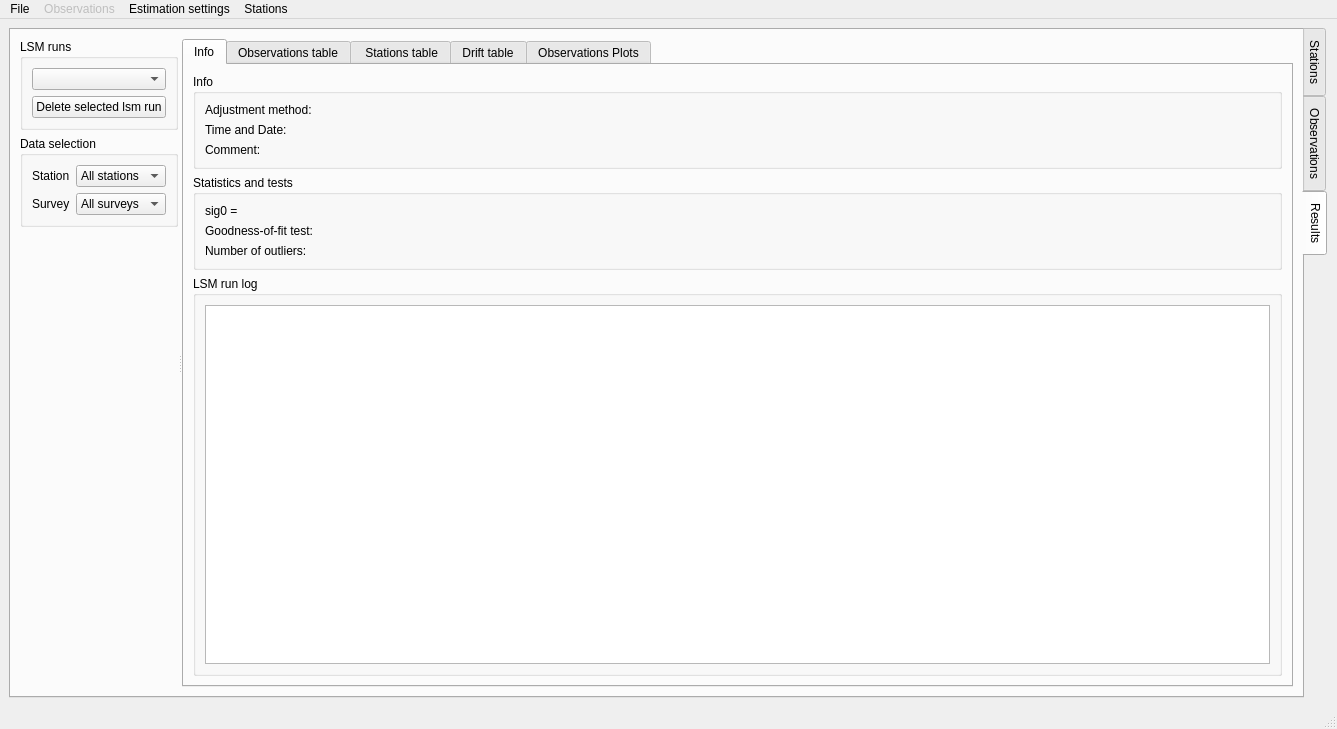
The window that gravtools/gui/MainWindow.ui (ahellers/GravTools) describes before a commit, drawn with Qt 5.
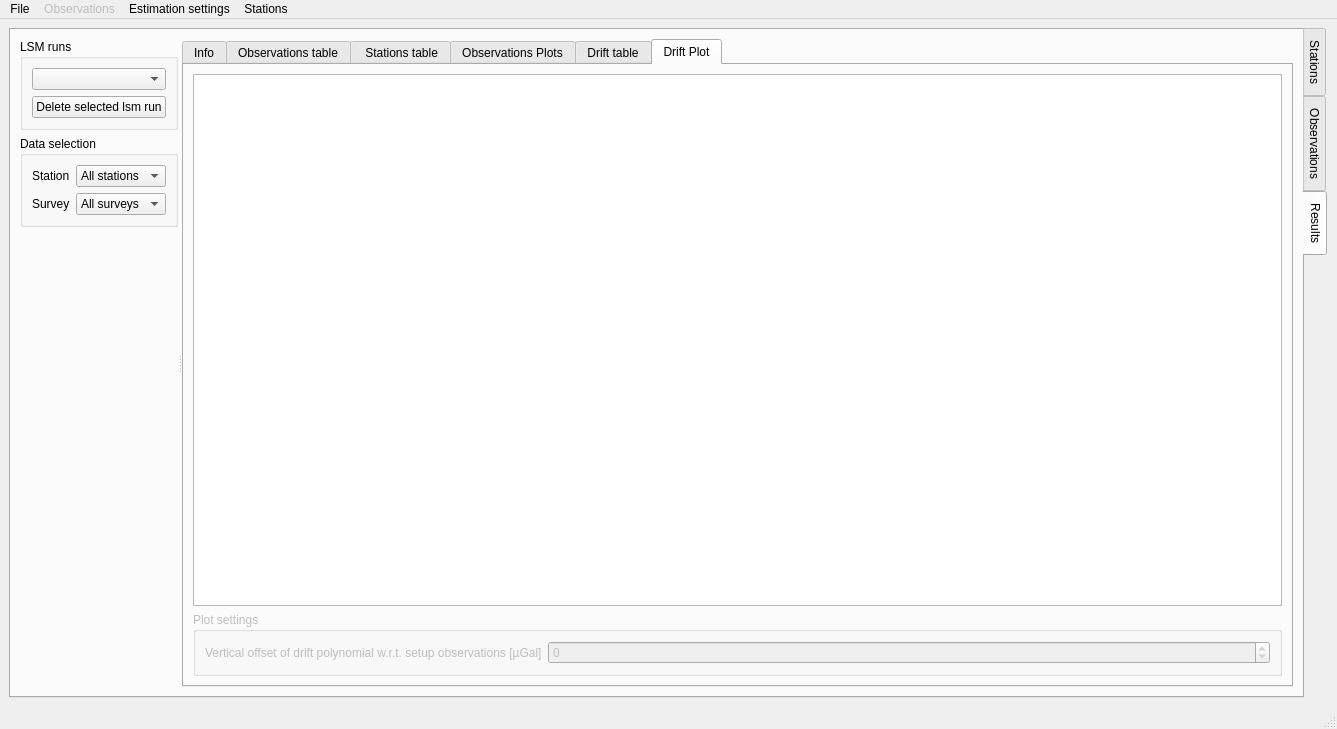
The same window after the commit. The open tabs and pages were chosen to show the change. Custom widgets are drawn as their Qt base class.

Commit message: Added drift plot tab in the main GUI. Functionality not implemented yet.

```diff
--- a/gravtools/gui/MainWindow.ui
+++ b/gravtools/gui/MainWindow.ui
@@ -14,14 +14,14 @@
    <string>GravTools</string>
   </property>
   <widget class="QWidget" name="centralwidget">
-   <layout class="QHBoxLayout" name="horizontalLayout">
+   <layout class="QVBoxLayout" name="verticalLayout_28">
     <item>
      <widget class="QTabWidget" name="tabWidget_Main">
       <property name="tabPosition">
        <enum>QTabWidget::East</enum>
       </property>
       <property name="currentIndex">
-       <number>1</number>
+       <number>2</number>
       </property>
       <property name="movable">
        <bool>true</bool>
@@ -444,7 +444,7 @@
             </sizepolicy>
            </property>
            <property name="currentIndex">
-            <number>0</number>
+            <number>5</number>
            </property>
            <widget class="QWidget" name="tab_results_info">
             <attribute name="title">
@@ -627,16 +627,6 @@
              </item>
             </layout>
            </widget>
-           <widget class="QWidget" name="tab_results_drift">
-            <attribute name="title">
-             <string>Drift table</string>
-            </attribute>
-            <layout class="QVBoxLayout" name="verticalLayout_18">
-             <item>
-              <widget class="QTableView" name="tableView_results_drift"/>
-             </item>
-            </layout>
-           </widget>
            <widget class="QWidget" name="tab_results_obs_plots">
             <attribute name="title">
              <string>Observations Plots</string>
@@ -670,6 +660,73 @@
              </item>
             </layout>
            </widget>
+           <widget class="QWidget" name="tab_results_drift">
+            <attribute name="title">
+             <string>Drift table</string>
+            </attribute>
+            <layout class="QVBoxLayout" name="verticalLayout_18">
+             <item>
+              <widget class="QTableView" name="tableView_results_drift"/>
+             </item>
+            </layout>
+           </widget>
+           <widget class="QWidget" name="tab_results_driftplot">
+            <attribute name="title">
+             <string>Drift Plot</string>
+            </attribute>
+            <layout class="QVBoxLayout" name="verticalLayout_29">
+             <item>
+              <layout class="QVBoxLayout" name="verticalLayout_27">
+               <item>
+                <widget class="GraphicsLayoutWidget" name="graphicsLayoutWidget_results_drift_plot">
+                 <property name="toolTip">
+                  <string>&lt;html&gt;&lt;head/&gt;&lt;body&gt;&lt;p&gt;This plot depicts setup observations and the the drift function (polynomial of degree n) fitted to these observations.&lt;/p&gt;&lt;/body&gt;&lt;/html&gt;</string>
+                 </property>
+                </widget>
+               </item>
+               <item>
+                <widget class="QGroupBox" name="groupBox_results_drift_plot">
+                 <property name="enabled">
+                  <bool>false</bool>
+                 </property>
+                 <property name="title">
+                  <string>Plot settings</string>
+                 </property>
+                 <layout class="QVBoxLayout" name="verticalLayout_26">
+                  <item>
+                   <layout class="QFormLayout" name="formLayout_5">
+                    <item row="0" column="0">
+                     <widget class="QLabel" name="label_results_drift_plot_v_offset">
+                      <property name="toolTip">
+                       <string>&lt;html&gt;&lt;head/&gt;&lt;body&gt;&lt;p&gt;Add vertical offset to the drift function (polynomial) w.r.t. the setup observations. This is needed to when differential observations are used for prameter estimation. In this case the constant bias of the gravimeter reading cannot be estimated and is only determined approximately.&lt;/p&gt;&lt;/body&gt;&lt;/html&gt;</string>
+                      </property>
+                      <property name="text">
+                       <string>Vertical offset of drift polynomial w.r.t. setup observations [µGal]</string>
+                      </property>
+                     </widget>
+                    </item>
+                    <item row="0" column="1">
+                     <widget class="QSpinBox" name="spinBox_results_drift_plot_v_offset">
+                      <property name="toolTip">
+                       <string>&lt;html&gt;&lt;head/&gt;&lt;body&gt;&lt;p&gt;Add vertical offset to the drift function (polynomial) w.r.t. the setup observations. This is needed to when differential observations are used for prameter estimation. In this case the constant bias of the gravimeter reading cannot be estimated and is only determined approximately.&lt;/p&gt;&lt;/body&gt;&lt;/html&gt;</string>
+                      </property>
+                      <property name="minimum">
+                       <number>-1000</number>
+                      </property>
+                      <property name="maximum">
+                       <number>1000</number>
+                      </property>
+                     </widget>
+                    </item>
+                   </layout>
+                  </item>
+                 </layout>
+                </widget>
+               </item>
+              </layout>
+             </item>
+            </layout>
+           </widget>
           </widget>
          </widget>
         </item>
```
